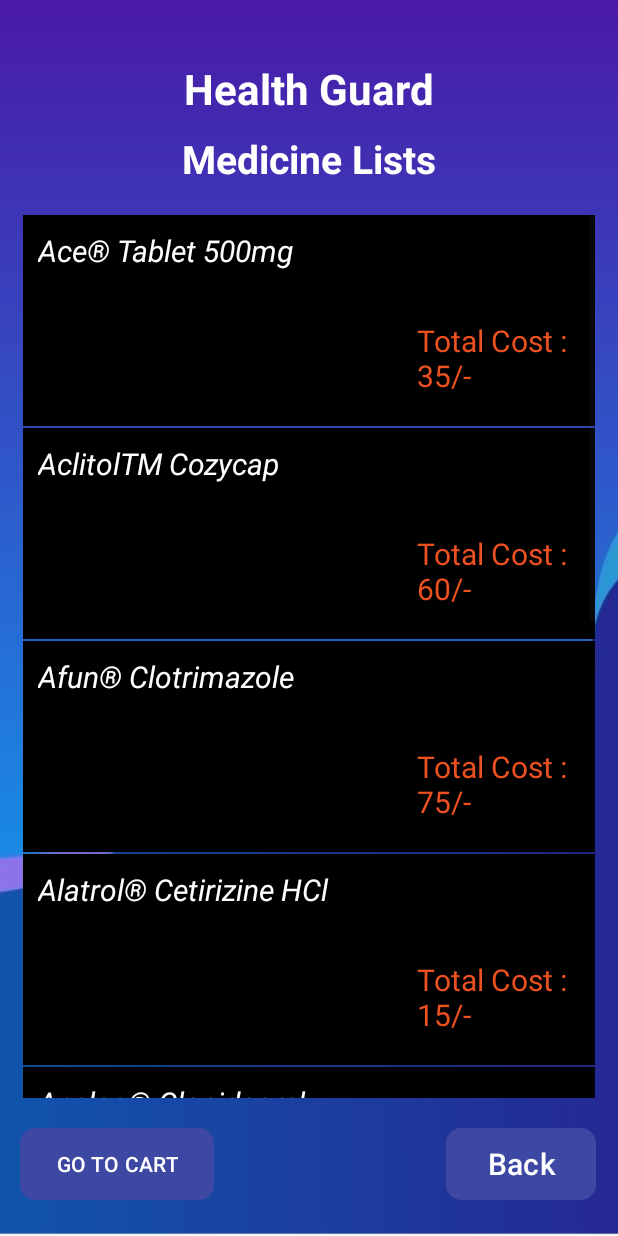
After one commit to LatifulBariPappu/Health_Guard_finalYearProject, an Android app: the BuyMedicineActivity screen opened directly, with no data from a screen before it, on a phone screen of 412 x 824 dp. The commit adds this screen. Run offline under Robolectric (Android 15) with nearby library versions, the phone set to English and light mode, and no system bars; 1 statement that could not run was skipped.

Commit message:
buy medicine activity

```diff
--- a/app/src/main/AndroidManifest.xml
+++ b/app/src/main/AndroidManifest.xml
@@ -15,6 +15,12 @@
         android:supportsRtl="true"
         android:theme="@style/Theme.HealthGuard"
         tools:targetApi="31">
+        <activity
+            android:name=".activity.BuyMedicineDetailsActivity"
+            android:exported="false" />
+        <activity
+            android:name=".activity.BuyMedicineActivity"
+            android:exported="false" />
         <activity
             android:name=".activity.OrderDetailsActivity"
             android:exported="false" />
--- /dev/null
+++ b/app/src/main/java/com/example/healthguard/activity/BuyMedicineActivity.java
@@ -0,0 +1,98 @@
+package com.example.healthguard.activity;
+
+import android.content.Intent;
+import android.os.Bundle;
+import android.view.View;
+import android.widget.AdapterView;
+import android.widget.Button;
+import android.widget.ListView;
+import android.widget.SimpleAdapter;
+
+import androidx.appcompat.app.AppCompatActivity;
+import com.example.healthguard.R;
+
+import java.util.ArrayList;
+import java.util.HashMap;
+
+public class BuyMedicineActivity extends AppCompatActivity {
+    private String[][] packages ={
+            {"Ace® Tablet 500mg","","","","35"},
+            {"AclitolTM Cozycap","","","","60"},
+            {"Afun® Clotrimazole","","","","75"},
+            {"Alatrol® Cetirizine HCl","","","","15"},
+            {"Anclog® Clopidogrel","","","","35"},
+            {"Famotack® Famotidine","","","","37"},
+            {"Lamicet™ Lamotrigine","","","","25"},
+            {"OriliTM Elagolix","","","","95"},
+            {"VigorexTM Sildenafil","","","","70"}
+    };
+    private String[] package_details={
+            "Fever, headache, toothache, earache, bodyache, myalgia, dysmenorrhoea, neuralgia and sprains\n"+
+                    "It is indicated for the maintenance treatment of patients with chronic obstructive pulmonary disease (COPD).\n"+
+                    "Dermatomycoses due to candida, trichophyton, moulds and other fungi, skin diseases showing superinfections with these fungi e.g. inter digital mycoses, paronychia, candida vulvitis, balanitis, pityriasis versicolor and erythrasma.\n"+
+                    "Symptoms treated effectively include sneezing ,rhinorrhea, pruritus, ocular pruritus, tearing and redness of the eyes.\n"+
+                    "Atherosclerotic disease (ischemic stroke, myocardial infarction or established peripheral arterial disease)\n"+
+                    "Duodenal ulcer, Gastric ulcer, Gastro-esophageal reflux disease and Zollinger-Ellison syndrome, Gastritis.\n"+
+                    "Lamicet is indicated to treat Partial onset Seizure Generalized Tonic Clonic Seizure Bipolar disorder \n"+
+                    "OriliTM 150 tablet is indicated for the management of moderate to severe endometriosis pain with or without moderate hepatic impairment.\n"+
+                    "VigorexTM is indicated for the treatment of Erectile Dysfunction."
+
+    };
+    HashMap<String,String> item;
+    ArrayList list;
+    SimpleAdapter sa;
+
+    Button btnBack,btnGotoCart;
+    ListView lst;
+
+    @Override
+    protected void onCreate(Bundle savedInstanceState) {
+        super.onCreate(savedInstanceState);
+        setContentView(R.layout.activity_buy_medicine);
+
+        btnBack=findViewById(R.id.buttonBMBack);
+        btnGotoCart=findViewById(R.id.buttonBMGotoCart);
+        lst=findViewById(R.id.listViewBM);
+
+        btnBack.setOnClickListener(new View.OnClickListener() {
+            @Override
+            public void onClick(View view) {
+                startActivity(new Intent(BuyMedicineActivity.this,MainActivity.class));
+            }
+        });
+        btnGotoCart.setOnClickListener(new View.OnClickListener() {
+            @Override
+            public void onClick(View view) {
+
+            }
+        });
+        list=new ArrayList();
+        for(int i=0;i<packages.length;i++){
+            item=new HashMap<String,String>();
+            item.put("line1",packages[i][0]);
+            item.put("line2",packages[i][1]);
+            item.put("line3",packages[i][2]);
+            item.put("line4",packages[i][3]);
+            item.put("line5","Total Cost : "+packages[i][4]+"/-");
+            list.add(item);
+        }
+        sa=new SimpleAdapter(this,list,
+                R.layout.multi_lines,
+                new String[]{"line1","line2","line3","line4","line5"},
+                new int[]{R.id.line_a,R.id.line_b,R.id.line_c,R.id.line_d,R.id.line_e});
+        lst.setAdapter(sa);
+
+        lst.setOnItemClickListener(new AdapterView.OnItemClickListener() {
+            @Override
+            public void onItemClick(AdapterView<?> adapterView, View view, int i, long l) {
+                Intent it=new Intent(BuyMedicineActivity.this,BuyMedicineDetailsActivity.class);
+                it.putExtra("text1",packages[i][0]);
+                it.putExtra("text2",package_details[i]);
+                it.putExtra("text3",packages[i][4]);
+                startActivity(it);
+
+            }
+        });
+
+    }
+}
--- a/app/src/main/java/com/example/healthguard/activity/CartLabActivity.java
+++ b/app/src/main/java/com/example/healthguard/activity/CartLabActivity.java
@@ -29,7 +29,7 @@
 import java.util.HashMap;
 
 public class CartLabActivity extends AppCompatActivity {
-    HashMap<String ,String> item;
+    HashMap<String,String> item;
     ArrayList list;
     SimpleAdapter sa;
     ListView lst;
@@ -64,7 +64,7 @@
         }
         for(int i=0;i<dbData.size();i++){
             String arrData=dbData.get(i).toString();
-            String[] strData=arrData.split(java.util.regex.Pattern.quote("BDT "));
+            String[] strData=arrData.split(java.util.regex.Pattern.quote("$"));
             packages[i][0]=strData[0];
             packages[i][4]="Cost : "+strData[1]+"/-";
             totalamount=totalamount+Float.parseFloat(strData[1]);
--- a/app/src/main/java/com/example/healthguard/activity/LabTestBookActivity.java
+++ b/app/src/main/java/com/example/healthguard/activity/LabTestBookActivity.java
@@ -44,14 +44,12 @@
             public void onClick(View view) {
                 SharedPreferences sharedPreferences=getSharedPreferences("shared_prefs", Context.MODE_PRIVATE);
                 String username=sharedPreferences.getString("username","").toString();
-                Database db=new Database(getApplicationContext(),"heathcare",null,1);
+                Database db=new Database(getApplicationContext(),"healthcare",null,1);
                 db.addOrder(username,edname.getText().toString(),edaddress.getText().toString(),edcontact.getText().toString(),Integer.parseInt(edpincode.getText().toString()),date.toString(),time.toString(),Float.parseFloat(price[1].toString()),"lab");
                 db.removeCart(username,"lab");
                 Toast.makeText(getApplicationContext(),"Your booking is done successfully",Toast.LENGTH_SHORT).show();
                 startActivity(new Intent(LabTestBookActivity.this,MainActivity.class));
-
             }
         });
-
     }
 }
--- a/app/src/main/java/com/example/healthguard/database/Database.java
+++ b/app/src/main/java/com/example/healthguard/database/Database.java
@@ -96,7 +96,7 @@
             do {
                 String product=c.getString(1);
                 String price=c.getString(2);
-                arr.add(product+"BDT "+price);
+                arr.add(product+"$"+price);
             }while (c.moveToNext());
         }
         db.close();
@@ -107,7 +107,7 @@
         cv.put("username",username);
         cv.put("fullname",fullname);
         cv.put("address",address);
-        cv.put("contactno",contact);
+        cv.put("c",contact);
         cv.put("pincode",pincode);
         cv.put("date",date);
         cv.put("time",time);
--- /dev/null
+++ b/app/src/main/res/layout/activity_buy_medicine.xml
@@ -0,0 +1,79 @@
+<?xml version="1.0" encoding="utf-8"?>
+<androidx.constraintlayout.widget.ConstraintLayout xmlns:android="http://schemas.android.com/apk/res/android"
+    xmlns:app="http://schemas.android.com/apk/res-auto"
+    xmlns:tools="http://schemas.android.com/tools"
+    android:id="@+id/main"
+    android:background="@drawable/back"
+    android:layout_width="match_parent"
+    android:layout_height="match_parent"
+    tools:context=".activity.BuyMedicineActivity">
+
+    <TextView
+        android:id="@+id/textView3"
+        android:layout_width="wrap_content"
+        android:layout_height="wrap_content"
+        android:textStyle="bold"
+        android:layout_marginTop="40dp"
+        android:text="Health Guard"
+        android:textSize="28sp"
+        android:textColor="@color/white"
+        app:layout_constraintEnd_toEndOf="parent"
+        app:layout_constraintStart_toStartOf="parent"
+        app:layout_constraintTop_toTopOf="parent" />
+
+    <TextView
+        android:id="@+id/textViewBMTitle"
+        android:layout_width="wrap_content"
+        android:layout_height="wrap_content"
+        android:layout_marginTop="10dp"
+        android:textSize="26sp"
+        android:textStyle="bold"
+        android:textColor="@color/white"
+        android:text="Medicine Lists"
+        app:layout_constraintEnd_toEndOf="parent"
+        app:layout_constraintStart_toStartOf="parent"
+        app:layout_constraintTop_toBottomOf="@+id/textView3" />
+
+    <ListView
+        android:id="@+id/listViewBM"
+        android:layout_width="match_parent"
+        android:layout_height="0dp"
+        android:layout_marginLeft="15dp"
+        android:layout_marginRight="15dp"
+        app:layout_constraintBottom_toTopOf="@id/buttonBMBack"
+        app:layout_constraintEnd_toEndOf="parent"
+        android:layout_marginBottom="20dp"
+        android:layout_marginTop="20dp"
+        app:layout_constraintStart_toStartOf="parent"
+        app:layout_constraintTop_toBottomOf="@+id/textViewBMTitle">
+
+
+    </ListView>
+
+    <Button
+        android:id="@+id/buttonBMBack"
+        android:layout_width="100dp"
+        android:layout_height="wrap_content"
+        android:layout_marginBottom="24dp"
+        android:background="@drawable/background_btn"
+        android:text="Back"
+        android:textSize="20sp"
+        app:layout_constraintBottom_toBottomOf="parent"
+        app:layout_constraintEnd_toEndOf="parent"
+        app:layout_constraintHorizontal_bias="0.954"
+        app:layout_constraintStart_toStartOf="parent" />
+
+    <Button
+        android:id="@+id/buttonBMGotoCart"
+        android:layout_width="wrap_content"
+        android:layout_height="wrap_content"
+        android:background="@drawable/background_btn"
+        android:text="GO TO CART"
+        app:layout_constraintBottom_toBottomOf="@+id/buttonBMBack"
+        app:layout_constraintEnd_toEndOf="parent"
+        app:layout_constraintHorizontal_bias="0.046"
+        app:layout_constraintStart_toStartOf="parent"
+        app:layout_constraintTop_toBottomOf="@+id/listViewBM"
+        app:layout_constraintVertical_bias="1.0" />
+
+</androidx.constraintlayout.widget.ConstraintLayout>
```
Also changed, not shown: app/src/main/java/com/example/healthguard/activity/BuyMedicineDetailsActivity.java (added, +14 -0 lines), app/src/main/java/com/example/healthguard/activity/LoginActivity.java (+2 -7 lines), app/src/main/java/com/example/healthguard/activity/MainActivity.java (+7 -0 lines), app/src/main/res/layout/activity_buy_medicine_details.xml (added, +91 -0 lines).
